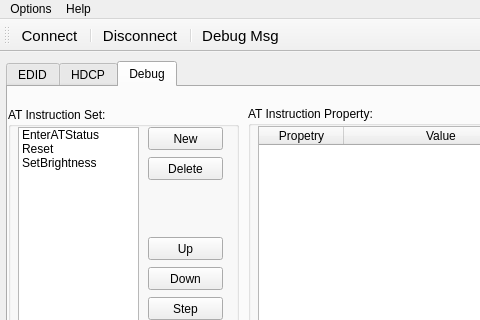
Old version of the form mainwindow.ui in the repository HeartbreakSurvivor/DDCTool; both pictures show x 0 to 480 and y 0 to 320 of the 812 by 603 pixel window.
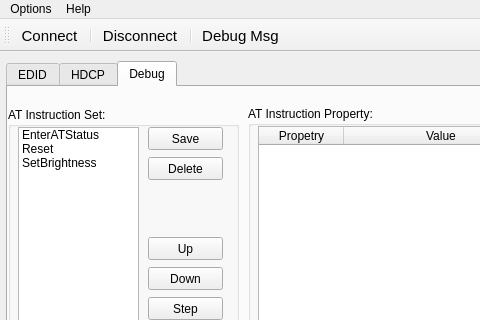
New version of the form. Icons and pictures are not drawn.

Diff of the .ui file:
```diff
--- a/mainwindow.ui
+++ b/mainwindow.ui
@@ -1487,7 +1487,7 @@
         </rect>
        </property>
        <property name="text">
-        <string>New</string>
+        <string>Save</string>
        </property>
       </widget>
       <widget class="QPushButton" name="pushButton_13">
```
